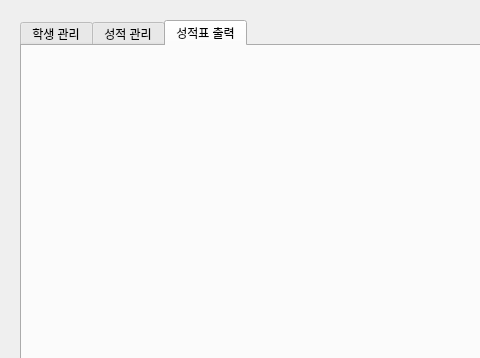
First picture: the form in QManager/manager.ui, repository mekhanjc/student_grade_manager, before the edit; both pictures show x 0 to 480 and y 0 to 358 of the 800 by 600 pixel window.
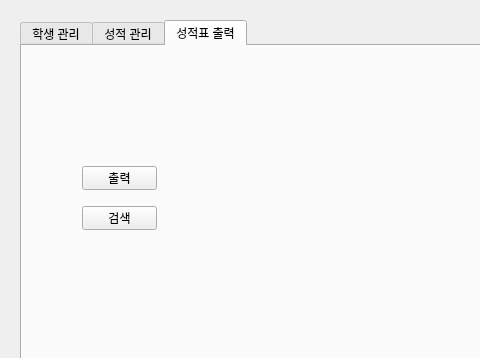
Second picture: the form after the edit. The open tabs and pages were chosen to show the change.

Commit message: class 분리 및 코드 추가

Diff of the .ui file:
```diff
--- a/QManager/manager.ui
+++ b/QManager/manager.ui
@@ -209,7 +209,7 @@
         </widget>
        </item>
        <item row="1" column="0">
-        <widget class="QPushButton" name="pushButton_6">
+        <widget class="QPushButton" name="studentOpenButton">
          <property name="text">
           <string>불러오기</string>
          </property>
@@ -351,6 +351,32 @@
      <attribute name="title">
       <string>성적표 출력</string>
      </attribute>
+     <widget class="QPushButton" name="printButton">
+      <property name="geometry">
+       <rect>
+        <x>60</x>
+        <y>120</y>
+        <width>75</width>
+        <height>24</height>
+       </rect>
+      </property>
+      <property name="text">
+       <string>출력</string>
+      </property>
+     </widget>
+     <widget class="QPushButton" name="pushButton_6">
+      <property name="geometry">
+       <rect>
+        <x>60</x>
+        <y>160</y>
+        <width>75</width>
+        <height>24</height>
+       </rect>
+      </property>
+      <property name="text">
+       <string>검색</string>
+      </property>
+     </widget>
     </widget>
    </widget>
   </widget>
```
Left out of the diff: 55 changed lines with no effect on the pictures. The commit also changes 12 other files.
